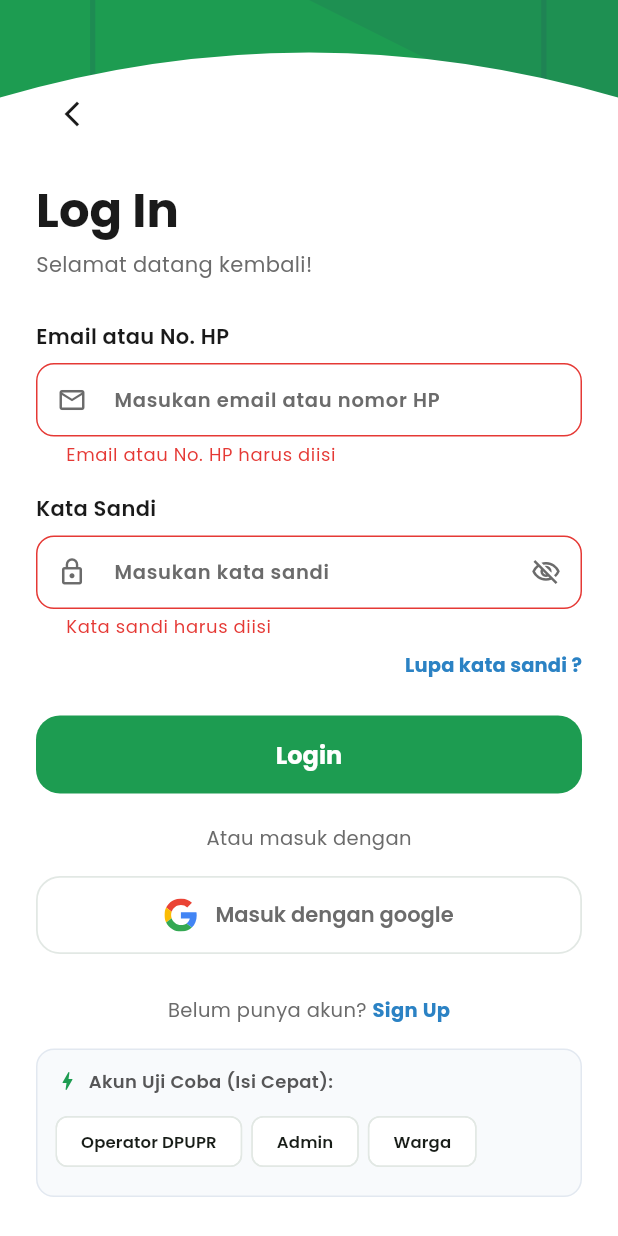
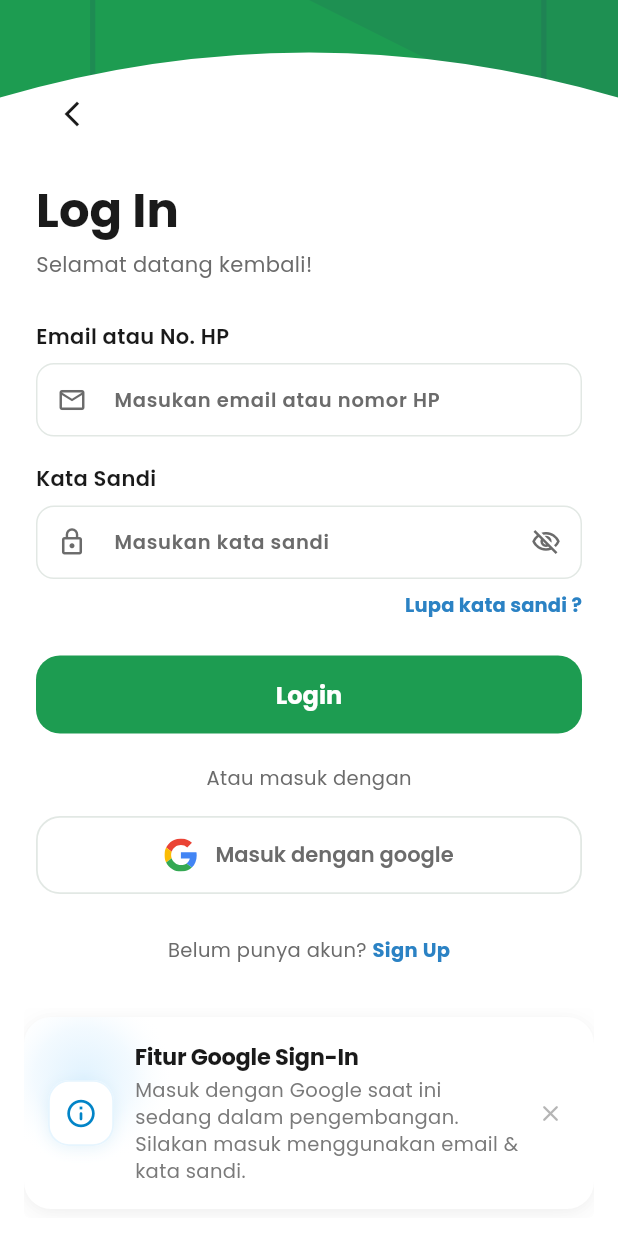
Before and after one commit to elzidanee/laporkita, a Flutter app: the LoginScreen screen opened by its route, after a tap on "Masuk dengan google", on a phone screen of 412 x 824 dp. Run offline on Flutter 3.47's test engine with Material 3 defaults, Android fonts, the phone set to English and light mode, and no system bars; our stand-ins replace camera, dio, equatable, firebase_core, firebase_messaging, flutter_bloc and 11 more; accounts and stored records are empty; network calls fail.

Commit message:
feat: add login screen, app config, and new report form screen

```diff
--- a/lib/core/config/app_config.dart
+++ b/lib/core/config/app_config.dart
@@ -22,10 +22,8 @@
 
   /// Internal API Key untuk autentikasi service-to-service ke FastAPI AI.
   /// Di-inject via --dart-define=AI_API_KEY=... saat build/run untuk CI/CD.
-  static const String aiApiKey = String.fromEnvironment(
-    'AI_API_KEY',
-    defaultValue: 'laporkita_sec_e62232a17817b3676927b5fefda6bad1cbe4',
-  );
+  /// WAJIB diset via --dart-define; JANGAN hardcode di source code.
+  static const String aiApiKey = String.fromEnvironment('AI_API_KEY');
 
   /// URL OSRM Demo Server (Open Source Routing Machine)
   static const String osrmBaseUrl = String.fromEnvironment(
--- a/lib/presentation/citizen/profile/login_screen.dart
+++ b/lib/presentation/citizen/profile/login_screen.dart
@@ -1,3 +1,4 @@
+import 'package:flutter/foundation.dart';
 import 'package:flutter/material.dart';
 import 'package:flutter_bloc/flutter_bloc.dart';
 import 'package:flutter_svg/flutter_svg.dart';
@@ -359,7 +360,16 @@
 
                                   // Social Login: "Masuk dengan google"
                                   OutlinedButton(
-                                    onPressed: isLoading ? null : _handleLogin,
+                                    onPressed: isLoading
+                                        ? null
+                                        : () {
+                                            AppAlert.info(
+                                              context,
+                                              title: 'Fitur Google Sign-In',
+                                              message:
+                                                  'Masuk dengan Google saat ini sedang dalam pengembangan. Silakan masuk menggunakan email & kata sandi.',
+                                            );
+                                          },
                                     style: OutlinedButton.styleFrom(
                                       foregroundColor: AppColors.neutral900,
                                       minimumSize:
@@ -423,7 +433,8 @@
                                   ),
                                   const SizedBox(height: 16),
 
-                                  // Quick Demo Login Helper
+                                  // Quick Demo Login Helper — debug only, hilang di release
+                                  if (kDebugMode)
                                     Container(
                                       padding: const EdgeInsets.all(12),
                                       decoration: BoxDecoration(
@@ -454,7 +465,7 @@
                                             runSpacing: 6,
                                             children: [
                                               ActionChip(
-                                              label: const Text('Operator DPUPR', style: TextStyle(fontSize: 11)),
+                                                label: const Text('Operator', style: TextStyle(fontSize: 11)),
                                                 backgroundColor: Colors.white,
                                                 side: const BorderSide(color: AppColors.border),
                                                 onPressed: () {
@@ -491,7 +502,7 @@
                                         ],
                                       ),
                                     ),
-                                  const SizedBox(height: 20),
+                                  if (kDebugMode) const SizedBox(height: 20),
                                 ],
                               ),
                             ),
```
Also changed, not shown: lib/presentation/citizen/camera/new_report_form_screen.dart (+6 -6 lines). Lines whose indentation alone changed are shown as unchanged.
